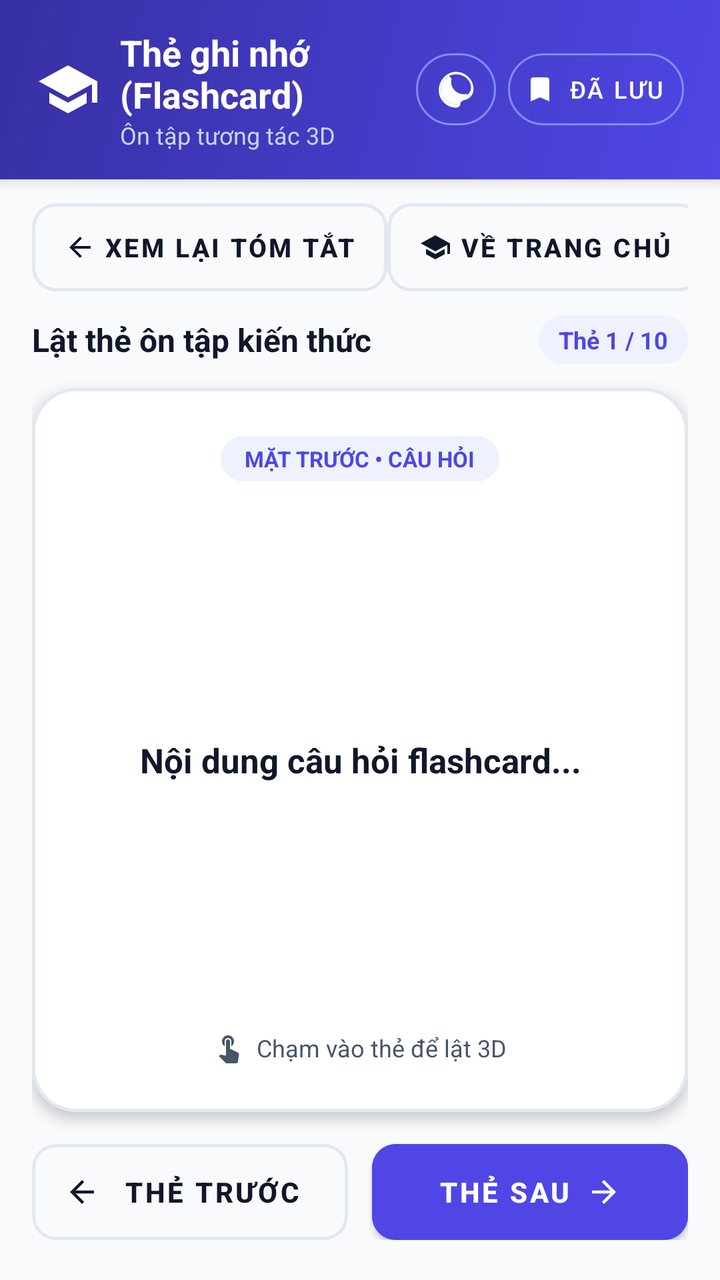
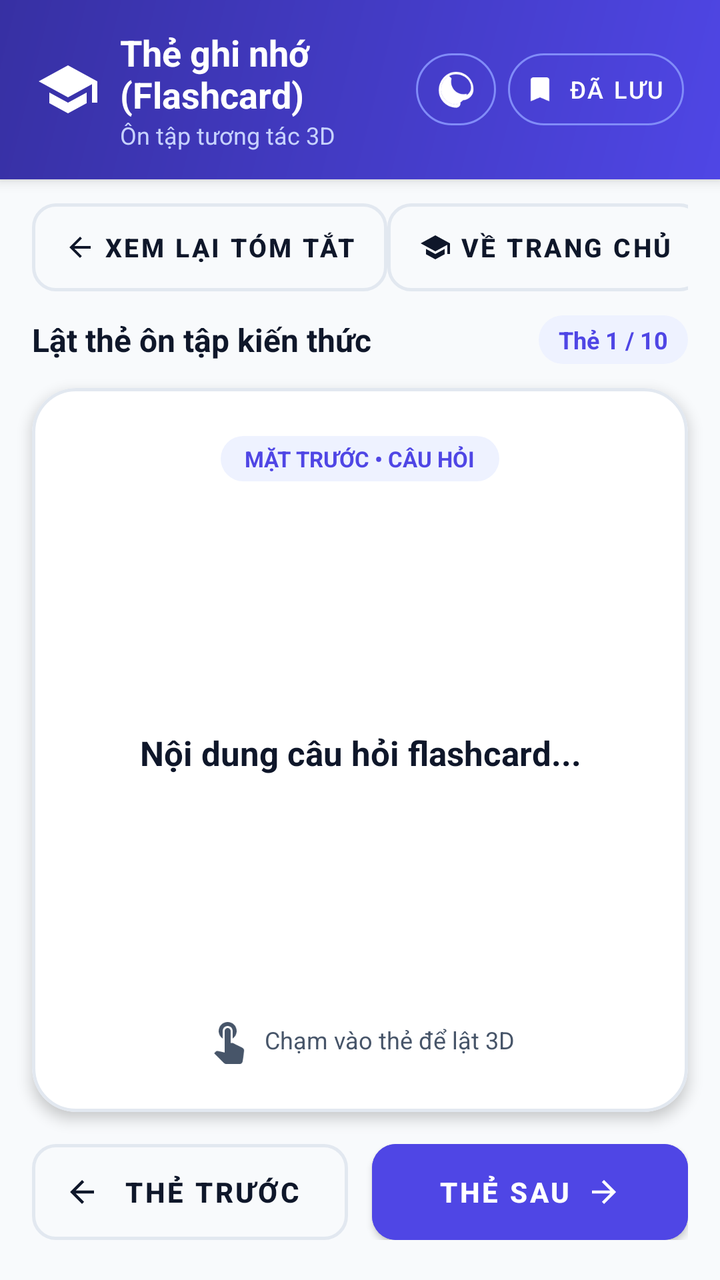

Compare the two renders of this Android layout. The source of the first and the diff that turns it into the second are given below.
<!-- AndroidManifest.xml: application theme Theme.AISummaryFlashcard -->
<!-- res/layout/activity_flashcard.xml -->
<?xml version="1.0" encoding="utf-8"?>
<LinearLayout xmlns:android="http://schemas.android.com/apk/res/android"
    xmlns:app="http://schemas.android.com/apk/res-auto"
    android:layout_width="match_parent"
    android:layout_height="match_parent"
    android:fitsSystemWindows="true"
    android:orientation="vertical">

    
    <LinearLayout
        android:layout_width="match_parent"
        android:layout_height="wrap_content"
        android:background="@drawable/bg_header_gradient"
        android:elevation="4dp"
        android:gravity="center_vertical"
        android:orientation="horizontal"
        android:paddingStart="18dp"
        android:paddingTop="14dp"
        android:paddingEnd="18dp"
        android:paddingBottom="14dp">

        <ImageView
                android:id="@+id/ivLogo"
                android:layout_width="32dp"
                android:layout_height="32dp"
                android:layout_marginEnd="10dp"
                android:background="?attr/selectableItemBackgroundBorderless"
                android:clickable="true"
                android:contentDescription="Logo"
                android:focusable="true"
                android:src="@drawable/ic_school"
                app:tint="#FFFFFF" />

            <LinearLayout
                android:layout_width="0dp"
                android:layout_height="wrap_content"
                android:layout_weight="1"
                android:orientation="vertical">

                <TextView
                    android:layout_width="wrap_content"
                    android:layout_height="wrap_content"
                    android:text="Thẻ ghi nhớ (Flashcard)"
                    android:textColor="#FFFFFF"
                    android:textSize="18sp"
                    android:textStyle="bold" />

                <TextView
                    android:id="@+id/tvHeaderSubtitle"
                    android:layout_width="wrap_content"
                    android:layout_height="wrap_content"
                    android:ellipsize="end"
                    android:maxLines="1"
                    android:text="Ôn tập tương tác 3D"
                    android:textColor="#C7D2FE"
                    android:textSize="12sp" />
            </LinearLayout>

            <com.google.android.material.button.MaterialButton
                android:id="@+id/btnToggleTheme"
                style="@style/Widget.MaterialComponents.Button.TextButton"
                android:layout_width="40dp"
                android:layout_height="36dp"
                android:layout_marginEnd="6dp"
                android:contentDescription="Chuyển chế độ sáng tối"
                android:insetTop="0dp"
                android:insetBottom="0dp"
                android:padding="0dp"
                app:cornerRadius="18dp"
                app:icon="@drawable/ic_dark_mode"
                app:iconGravity="textStart"
                app:iconPadding="0dp"
                app:iconSize="20dp"
                app:iconTint="#FFFFFF"
                app:strokeColor="#818CF8"
                app:strokeWidth="1dp" />

            <com.google.android.material.button.MaterialButton
                android:id="@+id/btnSaved"
                style="@style/Widget.MaterialComponents.Button.TextButton"
                android:layout_width="wrap_content"
                android:layout_height="36dp"
                android:insetTop="0dp"
                android:insetBottom="0dp"
                android:text="Đã Lưu"
                android:textColor="#FFFFFF"
                android:textSize="12sp"
                app:cornerRadius="18dp"
                app:icon="@drawable/ic_bookmark"
                app:iconSize="16dp"
                app:iconTint="#FFFFFF"
                app:strokeColor="#818CF8"
                app:strokeWidth="1dp" />
    </LinearLayout>

    
    <LinearLayout
        android:layout_width="match_parent"
        android:layout_height="wrap_content"
        android:gravity="center_vertical"
        android:orientation="horizontal"
        android:paddingStart="16dp"
        android:paddingTop="12dp"
        android:paddingEnd="16dp"
        android:paddingBottom="4dp">

        <com.google.android.material.button.MaterialButton
            android:id="@+id/btnBackToSummary"
            style="@style/Widget.MaterialComponents.Button.OutlinedButton"
            android:layout_width="wrap_content"
            android:layout_height="44dp"
            android:insetTop="0dp"
            android:insetBottom="0dp"
            android:text="Xem lại Tóm Tắt"
            android:textColor="@color/text_primary"
            android:textSize="13sp"
            android:textStyle="bold"
            app:cornerRadius="12dp"
            app:icon="@drawable/ic_arrow_back"
            app:iconSize="16dp"
            app:iconTint="@color/text_primary"
            app:strokeColor="@color/border"
            app:strokeWidth="1.5dp" />

        <View
            android:layout_width="0dp"
            android:layout_height="1dp"
            android:layout_weight="1" />

        <com.google.android.material.button.MaterialButton
            android:id="@+id/btnBackHome"
            style="@style/Widget.MaterialComponents.Button.OutlinedButton"
            android:layout_width="wrap_content"
            android:layout_height="44dp"
            android:insetTop="0dp"
            android:insetBottom="0dp"
            android:text="Về Trang Chủ"
            android:textColor="@color/text_primary"
            android:textSize="13sp"
            android:textStyle="bold"
            app:cornerRadius="12dp"
            app:icon="@drawable/ic_school"
            app:iconSize="16dp"
            app:iconTint="@color/text_primary"
            app:strokeColor="@color/border"
            app:strokeWidth="1.5dp" />
    </LinearLayout>

    <LinearLayout
        android:layout_width="match_parent"
        android:layout_height="0dp"
        android:layout_weight="1"
        android:orientation="vertical"
        android:paddingStart="16dp"
        android:paddingTop="8dp"
        android:paddingEnd="16dp"
        android:paddingBottom="20dp">

            
            <LinearLayout
                android:layout_width="match_parent"
                android:layout_height="wrap_content"
                android:gravity="center_vertical"
                android:orientation="horizontal">

                <TextView
                    android:layout_width="0dp"
                    android:layout_height="wrap_content"
                    android:layout_weight="1"
                    android:text="Lật thẻ ôn tập kiến thức"
                    android:textColor="@color/text_primary"
                    android:textSize="16sp"
                    android:textStyle="bold" />

                <TextView
                    android:id="@+id/tvCardProgress"
                    android:layout_width="wrap_content"
                    android:layout_height="wrap_content"
                    android:background="@drawable/bg_badge_rounded"
                    android:backgroundTint="@color/primary_light"
                    android:paddingStart="10dp"
                    android:paddingTop="4dp"
                    android:paddingEnd="10dp"
                    android:paddingBottom="4dp"
                    android:text="Thẻ 1 / 10"
                    android:textColor="@color/primary"
                    android:textSize="12sp"
                    android:textStyle="bold" />
            </LinearLayout>

            
            <com.google.android.material.card.MaterialCardView
                android:id="@+id/cardFlashcard"
                android:layout_width="match_parent"
                android:layout_height="0dp"
                android:layout_weight="1"
                android:minHeight="340dp"
                android:layout_marginTop="12dp"
                android:clickable="true"
                android:focusable="true"
                android:foreground="?attr/selectableItemBackground"
                app:cardBackgroundColor="@color/surface"
                app:cardCornerRadius="22dp"
                app:cardElevation="4dp"
                app:strokeColor="@color/border"
                app:strokeWidth="1.5dp">

                <LinearLayout
                    android:layout_width="match_parent"
                    android:layout_height="match_parent"
                    android:gravity="center"
                    android:orientation="vertical"
                    android:padding="24dp">

                    <TextView
                        android:id="@+id/tvCardSideTag"
                        android:layout_width="wrap_content"
                        android:layout_height="wrap_content"
                        android:background="@drawable/bg_badge_rounded"
                        android:backgroundTint="@color/primary_light"
                        android:paddingStart="12dp"
                        android:paddingTop="4dp"
                        android:paddingEnd="12dp"
                        android:paddingBottom="4dp"
                        android:text="MẶT TRƯỚC • CÂU HỎI"
                        android:textColor="@color/primary"
                        android:textSize="11sp"
                        android:textStyle="bold" />

                    <ScrollView
                        android:layout_width="match_parent"
                        android:layout_height="0dp"
                        android:layout_marginTop="16dp"
                        android:layout_marginBottom="12dp"
                        android:layout_weight="1"
                        android:fillViewport="true">

                        <TextView
                            android:id="@+id/tvCardText"
                            android:layout_width="match_parent"
                            android:layout_height="wrap_content"
                            android:gravity="center"
                            android:lineSpacingExtra="6dp"
                            android:text="Nội dung câu hỏi flashcard..."
                            android:textColor="@color/text_primary"
                            android:textSize="17sp"
                            android:textStyle="bold" />
                    </ScrollView>

                    <LinearLayout
                        android:layout_width="wrap_content"
                        android:layout_height="wrap_content"
                        android:gravity="center_vertical"
                        android:orientation="horizontal">

                        <ImageView
                            android:layout_width="16dp"
                            android:layout_height="16dp"
                            android:layout_marginEnd="6dp"
                            android:contentDescription="Hint"
                            android:src="@drawable/ic_touch_app"
                            app:tint="@color/text_secondary" />

                        <TextView
                            android:layout_width="wrap_content"
                            android:layout_height="wrap_content"
                            android:text="Chạm vào thẻ để lật 3D"
                            android:textColor="@color/text_secondary"
                            android:textSize="12sp" />
                    </LinearLayout>
                </LinearLayout>
            </com.google.android.material.card.MaterialCardView>

            
            <LinearLayout
                android:layout_width="match_parent"
                android:layout_height="wrap_content"
                android:layout_marginTop="16dp"
                android:orientation="horizontal">

                <com.google.android.material.button.MaterialButton
                    android:id="@+id/btnPrevCard"
                    style="@style/Widget.MaterialComponents.Button.OutlinedButton"
                    android:layout_width="0dp"
                    android:layout_height="48dp"
                    android:layout_marginEnd="6dp"
                    android:layout_weight="1"
                    android:insetTop="0dp"
                    android:insetBottom="0dp"
                    android:text="Thẻ Trước"
                    android:textColor="@color/text_primary"
                    android:textSize="14sp"
                    android:textStyle="bold"
                    app:cornerRadius="12dp"
                    app:icon="@drawable/ic_arrow_back"
                    app:iconSize="18dp"
                    app:iconTint="@color/text_primary"
                    app:strokeColor="@color/border"
                    app:strokeWidth="1.5dp" />

                <com.google.android.material.button.MaterialButton
                    android:id="@+id/btnNextCard"
                    android:layout_width="0dp"
                    android:layout_height="48dp"
                    android:layout_marginStart="6dp"
                    android:layout_weight="1"
                    android:backgroundTint="@color/primary"
                    android:insetTop="0dp"
                    android:insetBottom="0dp"
                    android:text="Thẻ Sau"
                    android:textColor="#FFFFFF"
                    android:textSize="14sp"
                    android:textStyle="bold"
                    app:cornerRadius="12dp"
                    app:elevation="2dp"
                    app:icon="@drawable/ic_arrow_forward"
                    app:iconGravity="textEnd"
                    app:iconSize="18dp"
                    app:iconTint="#FFFFFF" />
            </LinearLayout>

    </LinearLayout>
</LinearLayout>
<!-- resources referenced by this layout -->
<resources>
  <color name="border">#E2E8F0</color>
  <color name="primary">#4F46E5</color>
  <color name="primary_light">#EEF2FF</color>
  <color name="surface">#FFFFFF</color>
  <color name="text_primary">#0F172A</color>
  <color name="text_secondary">#475569</color>
  <!-- drawable bg_badge_rounded (drawable) -->
  <?xml version="1.0" encoding="utf-8"?>
  <shape xmlns:android="http://schemas.android.com/apk/res/android">
      <solid android:color="@color/primary_light" />
      <corners android:radius="999dp" />
  </shape>
  <!-- drawable bg_header_gradient (drawable) -->
  <?xml version="1.0" encoding="utf-8"?>
  <shape xmlns:android="http://schemas.android.com/apk/res/android">
      <gradient
          android:angle="135"
          android:startColor="@color/primary"
          android:endColor="@color/primary_dark"
          android:type="linear" />
  </shape>
  <!-- drawable ic_arrow_back (drawable) -->
  <vector xmlns:android="http://schemas.android.com/apk/res/android"
      android:width="24dp"
      android:height="24dp"
      android:viewportWidth="24"
      android:viewportHeight="24">
      <path
          android:fillColor="#FFFFFFFF"
          android:pathData="M20,11H7.83l5.59,-5.59L12,4l-8,8 8,8 1.41,-1.41L7.83,13H20v-2z"/>
  </vector>
  <!-- drawable ic_arrow_forward (drawable) -->
  <vector xmlns:android="http://schemas.android.com/apk/res/android"
      android:width="24dp"
      android:height="24dp"
      android:viewportWidth="24"
      android:viewportHeight="24">
      <path
          android:fillColor="#FFFFFFFF"
          android:pathData="M12,4l-1.41,1.41L16.17,11H4v2h12.17l-5.58,5.59L12,20l8,-8z"/>
  </vector>
  <!-- drawable ic_bookmark (drawable) -->
  <vector xmlns:android="http://schemas.android.com/apk/res/android"
      android:width="24dp"
      android:height="24dp"
      android:viewportWidth="24"
      android:viewportHeight="24">
      <path
          android:fillColor="#FFFFFFFF"
          android:pathData="M17,3H7c-1.1,0 -1.99,0.9 -1.99,2L5,21l7,-3 7,3V5c0,-1.1 -0.9,-2 -2,-2z"/>
  </vector>
  <!-- drawable ic_school (drawable) -->
  <vector xmlns:android="http://schemas.android.com/apk/res/android"
      android:width="24dp"
      android:height="24dp"
      android:viewportWidth="24"
      android:viewportHeight="24">
      <path
          android:fillColor="#FFFFFFFF"
          android:pathData="M5,13.18v4L12,21l7,-3.82v-4L12,17l-7,-3.82zM12,3L1,9l11,6 9,-4.91V17h2V9L12,3z"/>
  </vector>
  <!-- drawable ic_touch_app (drawable) -->
  <vector xmlns:android="http://schemas.android.com/apk/res/android"
      android:width="24dp"
      android:height="24dp"
      android:viewportWidth="24"
      android:viewportHeight="24">
      <path
          android:fillColor="#FFFFFFFF"
          android:pathData="M9,11.24V7.5C9,6.12 10.12,5 11.5,5S14,6.12 14,7.5v3.74c1.21,-0.81 2,-2.18 2,-3.74C16,5.01 13.99,3 11.5,3S7,5.01 7,7.5c0,1.56 0.79,2.93 2,3.74zm9.84,4.63l-4.54,-2.26c-0.17,-0.07 -0.35,-0.11 -0.54,-0.11H13v-6c0,-0.83 -0.67,-1.5 -1.5,-1.5S10,6.67 10,7.5v10.74l-3.43,-0.72c-0.08,-0.01 -0.15,-0.02 -0.24,-0.02 -0.31,0 -0.59,0.13 -0.79,0.33l-0.79,0.8 4.94,4.94c0.27,0.27 0.65,0.43 1.06,0.43h6.79c0.75,0 1.33,-0.55 1.44,-1.28l0.75,-5.27c0.01,-0.07 0.01,-0.14 0.01,-0.2 0,-0.64 -0.42,-1.18 -1.01,-1.38z"/>
  </vector>
  <style name="Theme.AISummaryFlashcard" parent="Theme.MaterialComponents.DayNight.NoActionBar">
          <item name="colorPrimary">@color/primary</item>
          <item name="colorPrimaryVariant">@color/primary_dark</item>
          <item name="colorOnPrimary">@color/on_primary</item>
          <item name="colorSecondary">@color/emerald</item>
          <item name="colorOnSecondary">#FFFFFF</item>
          <item name="android:statusBarColor">@color/primary_dark</item>
          <item name="android:windowBackground">@color/background</item>
      </style>
  <color name="primary_dark">#3730A3</color>
  <color name="on_primary">#FFFFFF</color>
  <color name="emerald">#10B981</color>
  <color name="background">#F8FAFC</color>
  <!-- unchanged entries left out for length: 1 -->
</resources>

<!-- the commit's change to res/layout/activity_flashcard.xml (unified diff, before → after) -->
@@ -146,178 +146,163 @@
             app:strokeWidth="1.5dp" />
     </LinearLayout>
 
+    
     <LinearLayout
         android:layout_width="match_parent"
+        android:layout_height="wrap_content"
+        android:layout_marginStart="16dp"
+        android:layout_marginTop="8dp"
+        android:layout_marginEnd="16dp"
+        android:gravity="center_vertical"
+        android:orientation="horizontal">
+
+        <TextView
+            android:layout_width="0dp"
+            android:layout_height="wrap_content"
+            android:layout_weight="1"
+            android:text="Lật thẻ ôn tập kiến thức"
+            android:textColor="@color/text_primary"
+            android:textSize="16sp"
+            android:textStyle="bold" />
+
+        <TextView
+            android:id="@+id/tvCardProgress"
+            android:layout_width="wrap_content"
+            android:layout_height="wrap_content"
+            android:background="@drawable/bg_badge_rounded"
+            android:backgroundTint="@color/primary_light"
+            android:paddingStart="10dp"
+            android:paddingTop="4dp"
+            android:paddingEnd="10dp"
+            android:paddingBottom="4dp"
+            android:text="Thẻ 1 / 10"
+            android:textColor="@color/primary"
+            android:textSize="12sp"
+            android:textStyle="bold" />
+    </LinearLayout>
+
+    
+    <com.google.android.material.card.MaterialCardView
+        android:id="@+id/cardFlashcard"
+        android:layout_width="match_parent"
         android:layout_height="0dp"
+        android:layout_marginStart="16dp"
+        android:layout_marginTop="12dp"
+        android:layout_marginEnd="16dp"
         android:layout_weight="1"
-        android:orientation="vertical"
-        android:paddingStart="16dp"
-        android:paddingTop="8dp"
-        android:paddingEnd="16dp"
-        android:paddingBottom="20dp">
-
-            
-            <LinearLayout
-                android:layout_width="match_parent"
+        android:clickable="true"
+        android:focusable="true"
+        android:foreground="?attr/selectableItemBackground"
+        android:minHeight="340dp"
+        app:cardBackgroundColor="@color/surface"
+        app:cardCornerRadius="22dp"
+        app:cardElevation="4dp"
+        app:strokeColor="@color/border"
+        app:strokeWidth="1.5dp">
+
+        <LinearLayout
+            android:layout_width="match_parent"
+            android:layout_height="match_parent"
+            android:gravity="center"
+            android:orientation="vertical"
+            android:padding="24dp">
+
+            <TextView
+                android:id="@+id/tvCardSideTag"
+                android:layout_width="wrap_content"
                 android:layout_height="wrap_content"
-                android:gravity="center_vertical"
-                android:orientation="horizontal">
-
-                <TextView
-                    android:layout_width="0dp"
-                    android:layout_height="wrap_content"
-                    android:layout_weight="1"
-                    android:text="Lật thẻ ôn tập kiến thức"
-                    android:textColor="@color/text_primary"
-                    android:textSize="16sp"
-                    android:textStyle="bold" />
-
-                <TextView
-                    android:id="@+id/tvCardProgress"
-                    android:layout_width="wrap_content"
-                    android:layout_height="wrap_content"
-                    android:background="@drawable/bg_badge_rounded"
-                    android:backgroundTint="@color/primary_light"
-                    android:paddingStart="10dp"
-                    android:paddingTop="4dp"
-                    android:paddingEnd="10dp"
-                    android:paddingBottom="4dp"
-                    android:text="Thẻ 1 / 10"
-                    android:textColor="@color/primary"
-                    android:textSize="12sp"
-                    android:textStyle="bold" />
-            </LinearLayout>
-
-            
-            <com.google.android.material.card.MaterialCardView
-                android:id="@+id/cardFlashcard"
+                android:background="@drawable/bg_badge_rounded"
+                android:backgroundTint="@color/primary_light"
+                android:paddingStart="12dp"
+                android:paddingTop="4dp"
+                android:paddingEnd="12dp"
+                android:paddingBottom="4dp"
+                android:text="MẶT TRƯỚC • CÂU HỎI"
+                android:textColor="@color/primary"
+                android:textSize="11sp"
+                android:textStyle="bold" />
+
+            <ScrollView
                 android:layout_width="match_parent"
                 android:layout_height="0dp"
+                android:layout_marginTop="16dp"
+                android:layout_marginBottom="12dp"
                 android:layout_weight="1"
-                android:minHeight="340dp"
-                android:layout_marginTop="12dp"
-                android:clickable="true"
-                android:focusable="true"
-                android:foreground="?attr/selectableItemBackground"
-                app:cardBackgroundColor="@color/surface"
-                app:cardCornerRadius="22dp"
-                app:cardElevation="4dp"
-                app:strokeColor="@color/border"
-                app:strokeWidth="1.5dp">
-
-                <LinearLayout
+                android:fillViewport="true">
+
+                <TextView
+                    android:id="@+id/tvCardText"
                     android:layout_width="match_parent"
-                    android:layout_height="match_parent"
+                    android:layout_height="wrap_content"
                     android:gravity="center"
-                    android:orientation="vertical"
-                    android:padding="24dp">
-
-                    <TextView
-                        android:id="@+id/tvCardSideTag"
-                        android:layout_width="wrap_content"
-                        android:layout_height="wrap_content"
-                        android:background="@drawable/bg_badge_rounded"
-                        android:backgroundTint="@color/primary_light"
-                        android:paddingStart="12dp"
-                        android:paddingTop="4dp"
-                        android:paddingEnd="12dp"
-                        android:paddingBottom="4dp"
-                        android:text="MẶT TRƯỚC • CÂU HỎI"
-                        android:textColor="@color/primary"
-                        android:textSize="11sp"
-                        android:textStyle="bold" />
-
-                    <ScrollView
-                        android:layout_width="match_parent"
-                        android:layout_height="0dp"
-                        android:layout_marginTop="16dp"
-                        android:layout_marginBottom="12dp"
-                        android:layout_weight="1"
-                        android:fillViewport="true">
-
-                        <TextView
-                            android:id="@+id/tvCardText"
-                            android:layout_width="match_parent"
-                            android:layout_height="wrap_content"
-                            android:gravity="center"
-                            android:lineSpacingExtra="6dp"
-                            android:text="Nội dung câu hỏi flashcard..."
-                            android:textColor="@color/text_primary"
-                            android:textSize="17sp"
-                            android:textStyle="bold" />
-                    </ScrollView>
-
-                    <LinearLayout
-                        android:layout_width="wrap_content"
-                        android:layout_height="wrap_content"
-                        android:gravity="center_vertical"
-                        android:orientation="horizontal">
-
-                        <ImageView
-                            android:layout_width="16dp"
-                            android:layout_height="16dp"
-                            android:layout_marginEnd="6dp"
-                            android:contentDescription="Hint"
-                            android:src="@drawable/ic_touch_app"
-                            app:tint="@color/text_secondary" />
-
-                        <TextView
-                            android:layout_width="wrap_content"
-                            android:layout_height="wrap_content"
-                            android:text="Chạm vào thẻ để lật 3D"
-                            android:textColor="@color/text_secondary"
-                            android:textSize="12sp" />
-                    </LinearLayout>
-                </LinearLayout>
-            </com.google.android.material.card.MaterialCardView>
-
-            
-            <LinearLayout
-                android:layout_width="match_parent"
+                    android:lineSpacingExtra="6dp"
+                    android:text="Nội dung câu hỏi flashcard..."
+                    android:textColor="@color/text_primary"
+                    android:textSize="17sp"
+                    android:textStyle="bold" />
+            </ScrollView>
+
+            <TextView
+                android:layout_width="wrap_content"
                 android:layout_height="wrap_content"
-                android:layout_marginTop="16dp"
-                android:orientation="horizontal">
-
-                <com.google.android.material.button.MaterialButton
-                    android:id="@+id/btnPrevCard"
-                    style="@style/Widget.MaterialComponents.Button.OutlinedButton"
-                    android:layout_width="0dp"
-                    android:layout_height="48dp"
-                    android:layout_marginEnd="6dp"
-                    android:layout_weight="1"
-                    android:insetTop="0dp"
-                    android:insetBottom="0dp"
-                    android:text="Thẻ Trước"
-                    android:textColor="@color/text_primary"
-                    android:textSize="14sp"
-                    android:textStyle="bold"
-                    app:cornerRadius="12dp"
-                    app:icon="@drawable/ic_arrow_back"
-                    app:iconSize="18dp"
-                    app:iconTint="@color/text_primary"
-                    app:strokeColor="@color/border"
-                    app:strokeWidth="1.5dp" />
-
-                <com.google.android.material.button.MaterialButton
-                    android:id="@+id/btnNextCard"
-                    android:layout_width="0dp"
-                    android:layout_height="48dp"
-                    android:layout_marginStart="6dp"
-                    android:layout_weight="1"
-                    android:backgroundTint="@color/primary"
-                    android:insetTop="0dp"
-                    android:insetBottom="0dp"
-                    android:text="Thẻ Sau"
-                    android:textColor="#FFFFFF"
-                    android:textSize="14sp"
-                    android:textStyle="bold"
-                    app:cornerRadius="12dp"
-                    app:elevation="2dp"
-                    app:icon="@drawable/ic_arrow_forward"
-                    app:iconGravity="textEnd"
-                    app:iconSize="18dp"
-                    app:iconTint="#FFFFFF" />
-            </LinearLayout>
-
+                android:drawablePadding="6dp"
+                android:gravity="center_vertical"
+                android:text="Chạm vào thẻ để lật 3D"
+                android:textColor="@color/text_secondary"
+                android:textSize="12sp"
+                app:drawableStartCompat="@drawable/ic_touch_app"
+                app:drawableTint="@color/text_secondary" />
+        </LinearLayout>
+    </com.google.android.material.card.MaterialCardView>
+
+    
+    <LinearLayout
+        android:layout_width="match_parent"
+        android:layout_height="wrap_content"
+        android:layout_marginStart="16dp"
+        android:layout_marginTop="16dp"
+        android:layout_marginEnd="16dp"
+        android:layout_marginBottom="20dp"
+        android:orientation="horizontal">
+
+        <com.google.android.material.button.MaterialButton
+            android:id="@+id/btnPrevCard"
+            style="@style/Widget.MaterialComponents.Button.OutlinedButton"
+            android:layout_width="0dp"
+            android:layout_height="48dp"
+            android:layout_marginEnd="6dp"
+            android:layout_weight="1"
+            android:insetTop="0dp"
+            android:insetBottom="0dp"
+            android:text="Thẻ Trước"
+            android:textColor="@color/text_primary"
+            android:textSize="14sp"
+            android:textStyle="bold"
+            app:cornerRadius="12dp"
+            app:icon="@drawable/ic_arrow_back"
+            app:iconSize="18dp"
+            app:iconTint="@color/text_primary"
+            app:strokeColor="@color/border"
+            app:strokeWidth="1.5dp" />
+
+        <com.google.android.material.button.MaterialButton
+            android:id="@+id/btnNextCard"
+            android:layout_width="0dp"
+            android:layout_height="48dp"
+            android:layout_marginStart="6dp"
+            android:layout_weight="1"
+            android:backgroundTint="@color/primary"
+            android:insetTop="0dp"
+            android:insetBottom="0dp"
+            android:text="Thẻ Sau"
+            android:textColor="#FFFFFF"
+            android:textSize="14sp"
+            android:textStyle="bold"
+            app:cornerRadius="12dp"
+            app:elevation="2dp"
+            app:icon="@drawable/ic_arrow_forward"
+            app:iconGravity="textEnd"
+            app:iconSize="18dp"
+            app:iconTint="#FFFFFF" />
     </LinearLayout>
 </LinearLayout>
